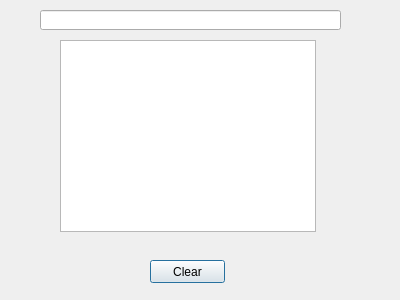
This is testdialog.ui in AceOfSnakes/AvrPioRemote as Qt 5 draws it before an edit. The edited form follows.
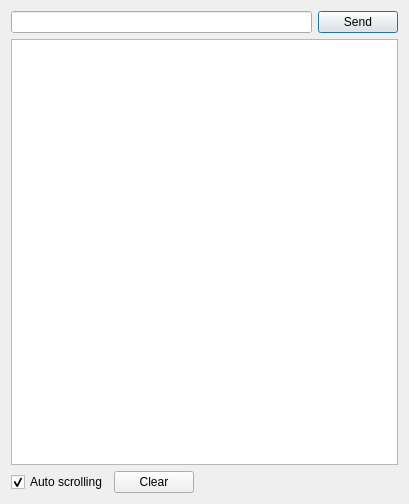
This is the edited form.

```diff
--- a/testdialog.ui
+++ b/testdialog.ui
@@ -6,46 +6,82 @@
    <rect>
     <x>0</x>
     <y>0</y>
-    <width>400</width>
-    <height>300</height>
+    <width>409</width>
+    <height>504</height>
    </rect>
   </property>
   <property name="windowTitle">
    <string>Dialog</string>
   </property>
-  <widget class="QLineEdit" name="lineEdit">
-   <property name="geometry">
-    <rect>
-     <x>40</x>
-     <y>10</y>
-     <width>301</width>
-     <height>20</height>
-    </rect>
-   </property>
-  </widget>
-  <widget class="QPushButton" name="ClearButton">
-   <property name="geometry">
-    <rect>
-     <x>150</x>
-     <y>260</y>
-     <width>75</width>
-     <height>23</height>
-    </rect>
-   </property>
-   <property name="text">
-    <string>Clear</string>
-   </property>
-  </widget>
-  <widget class="QListWidget" name="listWidget">
-   <property name="geometry">
-    <rect>
-     <x>60</x>
-     <y>40</y>
-     <width>256</width>
-     <height>192</height>
-    </rect>
-   </property>
-  </widget>
+  <layout class="QVBoxLayout" name="verticalLayout_2">
+   <item>
+    <layout class="QVBoxLayout" name="verticalLayout">
+     <item>
+      <layout class="QHBoxLayout" name="horizontalLayout">
+       <item>
+        <widget class="QLineEdit" name="lineEdit"/>
+       </item>
+       <item>
+        <widget class="QPushButton" name="SendButton">
+         <property name="sizePolicy">
+          <sizepolicy hsizetype="Fixed" vsizetype="Fixed">
+           <horstretch>0</horstretch>
+           <verstretch>0</verstretch>
+          </sizepolicy>
+         </property>
+         <property name="text">
+          <string>Send</string>
+         </property>
+        </widget>
+       </item>
+      </layout>
+     </item>
+     <item>
+      <widget class="QListWidget" name="listWidget"/>
+     </item>
+     <item>
+      <layout class="QHBoxLayout" name="horizontalLayout_2">
+       <item>
+        <widget class="QCheckBox" name="AutoScrollingCheckBox">
+         <property name="text">
+          <string>Auto scrolling</string>
+         </property>
+         <property name="checked">
+          <bool>true</bool>
+         </property>
+        </widget>
+       </item>
+       <item>
+        <widget class="QPushButton" name="ClearButton">
+         <property name="sizePolicy">
+          <sizepolicy hsizetype="Fixed" vsizetype="Fixed">
+           <horstretch>0</horstretch>
+           <verstretch>0</verstretch>
+          </sizepolicy>
+         </property>
+         <property name="text">
+          <string>Clear</string>
+         </property>
+        </widget>
+       </item>
+       <item>
+        <spacer name="horizontalSpacer_2">
+         <property name="orientation">
+          <enum>Qt::Horizontal</enum>
+         </property>
+         <property name="sizeHint" stdset="0">
+          <size>
+           <width>40</width>
+           <height>20</height>
+          </size>
+         </property>
+        </spacer>
+       </item>
+      </layout>
+     </item>
+    </layout>
+   </item>
+  </layout>
  </widget>
  <resources/>
  <connections/>
```
